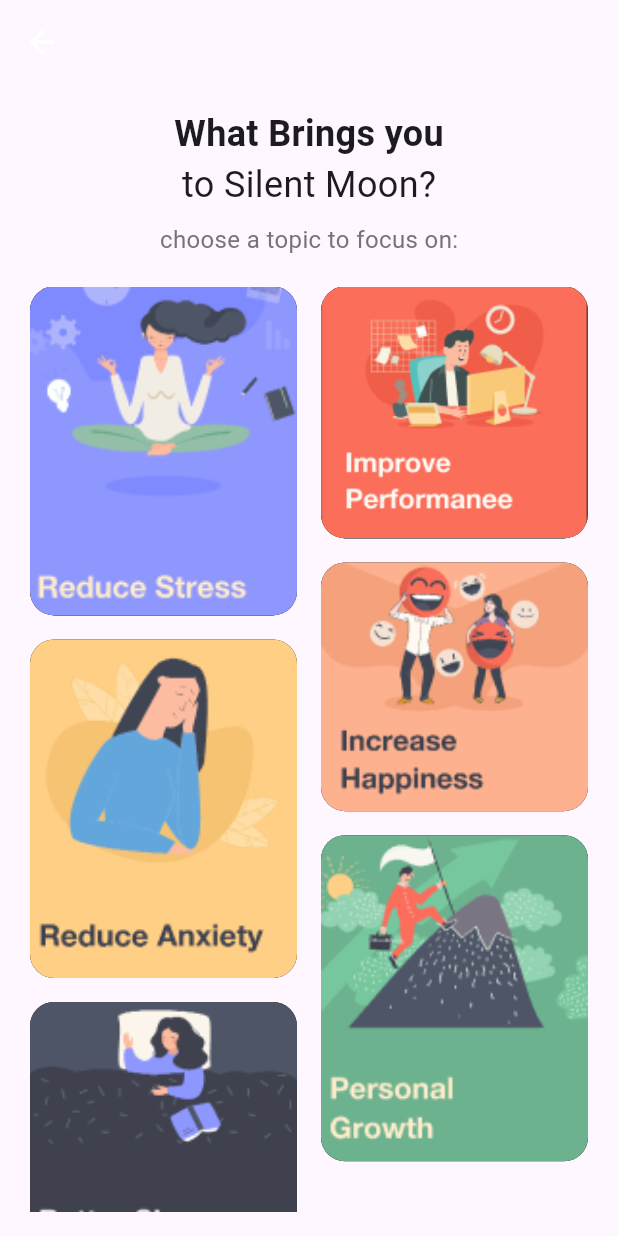
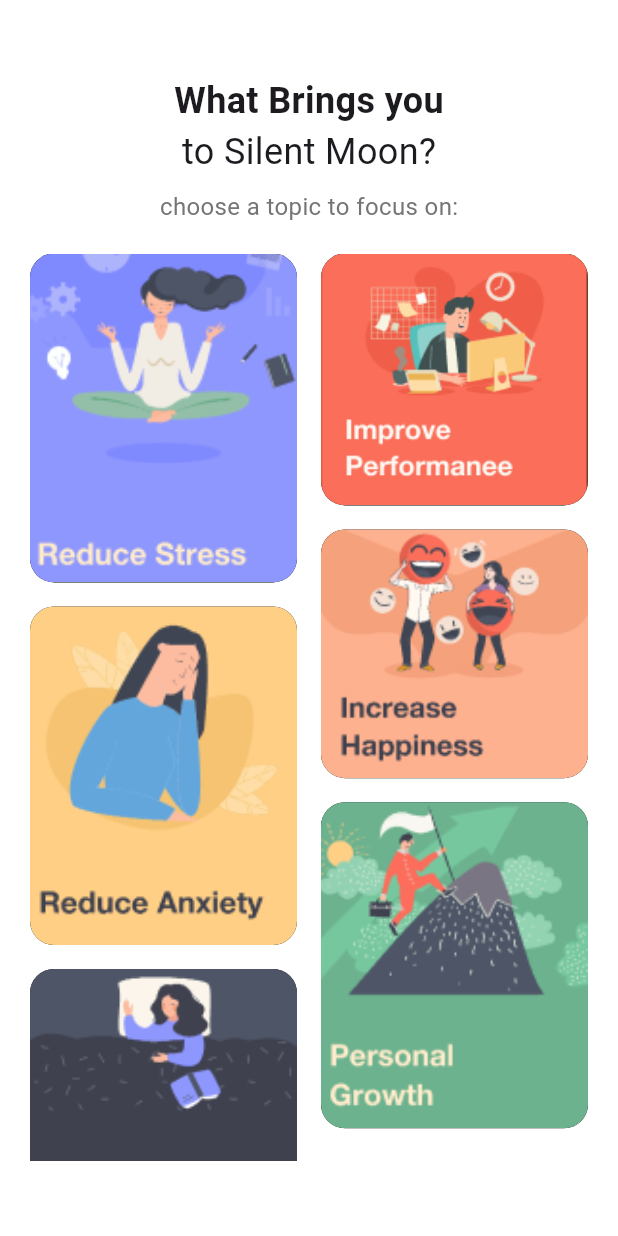
Before and after one commit to AthiraaAthi/meditation_app_Ui, a Flutter app: the TopicSelectionScreen screen opened directly, on a phone screen of 412 x 824 dp. Run offline on Flutter 3.47's test engine with Material 3 defaults, Android fonts, the phone set to English and light mode, and no system bars.

Commit message:
Removed AppBar from TopicSelectionScreen and adjusted padding for improved layout

```diff
--- a/lib/view/choose_topic/topic_screen.dart
+++ b/lib/view/choose_topic/topic_screen.dart
@@ -22,15 +22,10 @@ class _TopicSelectionScreenState extends State<TopicSelectionScreen> {
   @override
   Widget build(BuildContext context) {
     return Scaffold(
-      appBar: AppBar(
-        leading: Icon(
-          Icons.arrow_back,
-          color: white,
-        ),
-      ),
+      backgroundColor: white,
       body: SafeArea(
         child: Padding(
-          padding: const EdgeInsets.symmetric(horizontal: 20.0, vertical: 16.0),
+          padding: const EdgeInsets.symmetric(horizontal: 20.0, vertical: 50.0),
           child: Column(
             mainAxisAlignment: MainAxisAlignment.start,
             children: [
@@ -63,8 +58,6 @@ class _TopicSelectionScreenState extends State<TopicSelectionScreen> {
                   mainAxisSpacing: 16,
                   crossAxisSpacing: 16,
                   itemCount: images.length,
-                  shrinkWrap: true,
-                  physics: NeverScrollableScrollPhysics(),
                   itemBuilder: (context, index) {
                     return Container(
                       decoration: BoxDecoration(
```
